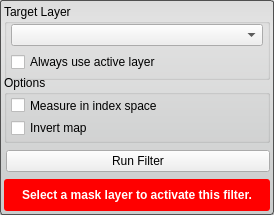
This is src/Interface/ToolInterface/DistanceFilterInterface.ui in SCIInstitute/Seg3D as Qt 5 draws it before an edit. The edited form follows.
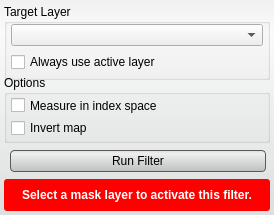
This is the edited form. Custom widgets are drawn as their Qt base class.

Patch:
```diff
--- a/src/Interface/ToolInterface/DistanceFilterInterface.ui
+++ b/src/Interface/ToolInterface/DistanceFilterInterface.ui
@@ -34,8 +34,28 @@
   <property name="styleSheet">
    <string notr="true">QWidget#DistanceFilterInterface{
   border-radius: 3px;
-  border: 1px solid rgb(80, 80,80);
-  background-color: qlineargradient(spread:pad, x1:0.5, y1:0, x2:0.5, y2:0.960227, stop:0 rgba(221, 221, 221, 255), stop:0.155779 rgba(228, 228, 228, 255), stop:1 rgba(202, 204, 204, 255));      
+  background-color: qlineargradient(spread:pad, x1:0.5, y1:0, x2:0.5, y2:0.960227, stop:0 rgba(241, 241, 241, 255), stop:0.155779 rgba(250, 250, 250, 255), stop:1 rgba(222, 224, 224, 255));       
+}
+
+QPushButton{
+  background-color: qlineargradient(spread:pad, x1:0.5, y1:0, x2:0.5, y2:0.960227, stop:0 rgba(221, 221, 221, 255), stop:0.155779 rgba(238, 238, 238, 255), stop:1 rgba(192, 194, 194, 255));
+  border-radius: 4px;
+  border: 1px solid rgb(90, 90, 90);
+  margin:4px;
+}
+
+QPushButton:hover{
+  background-color: qlineargradient(spread:pad, x1:0.5, y1:0, x2:0.5, y2:1, stop:0 rgba(195, 195, 195, 255), stop:0.253769 rgba(206, 206, 206, 255), stop:1 rgba(185, 185, 185, 255));
+  border-radius: 4px;
+  border: 1px solid rgb(90, 90, 90);
+  margin:4px;
+}
+
+QPushButton:pressed{
+  background-color: qlineargradient(spread:pad, x1:0.5, y1:0, x2:0.5, y2:1, stop:0 rgba(150, 150, 150, 255), stop:0.753769 rgba(206, 206, 206, 255), stop:1 rgba(185, 185, 185, 255));
+  border-radius: 4px;
+  border: 1px solid rgb(90, 90, 90);
+  margin:4px;
 }</string>
   </property>
   <layout class="QVBoxLayout" name="verticalLayout">
@@ -183,6 +203,12 @@
       </property>
       <item>
        <widget class="QPushButton" name="runFilterButton">
+        <property name="minimumSize">
+         <size>
+          <width>0</width>
+          <height>30</height>
+         </size>
+        </property>
         <property name="text">
          <string>Run Filter</string>
         </property>
```
